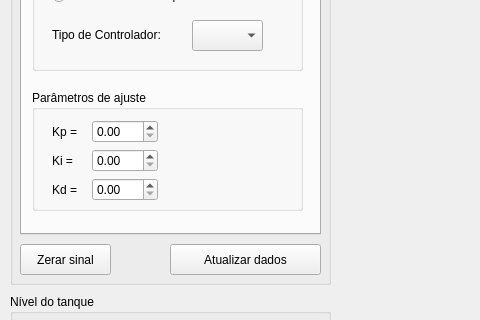
Qt form mainwindow.ui (Chechunlong/control) before a commit; both pictures show x 0 to 480 and y 186 to 506 of the 1016 by 663 pixel window.
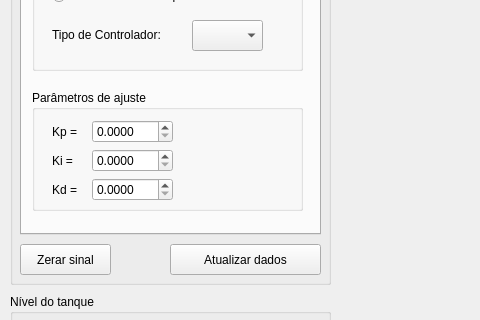
The same form after that commit. The open tabs and pages were chosen to show the change. Custom widgets are drawn as their Qt base class.

```diff
--- a/mainwindow.ui
+++ b/mainwindow.ui
@@ -501,26 +501,38 @@
          <rect>
           <x>60</x>
           <y>59</y>
-          <width>66</width>
+          <width>81</width>
           <height>23</height>
          </rect>
         </property>
         <property name="layoutDirection">
          <enum>Qt::LeftToRight</enum>
         </property>
+        <property name="decimals">
+         <number>4</number>
+        </property>
+        <property name="singleStep">
+         <double>0.050000000000000</double>
+        </property>
        </widget>
        <widget class="QDoubleSpinBox" name="sp_kp">
         <property name="geometry">
          <rect>
           <x>60</x>
           <y>30</y>
-          <width>66</width>
+          <width>81</width>
           <height>23</height>
          </rect>
         </property>
         <property name="layoutDirection">
          <enum>Qt::LeftToRight</enum>
         </property>
+        <property name="decimals">
+         <number>4</number>
+        </property>
+        <property name="singleStep">
+         <double>0.050000000000000</double>
+        </property>
        </widget>
        <widget class="QLabel" name="lb_kp">
         <property name="geometry">
@@ -575,13 +587,19 @@
          <rect>
           <x>60</x>
           <y>88</y>
-          <width>66</width>
+          <width>81</width>
           <height>23</height>
          </rect>
         </property>
         <property name="layoutDirection">
          <enum>Qt::LeftToRight</enum>
         </property>
+        <property name="decimals">
+         <number>4</number>
+        </property>
+        <property name="singleStep">
+         <double>0.050000000000000</double>
+        </property>
        </widget>
       </widget>
      </widget>
```
Left out of the diff: 4 changed lines with no effect on the pictures.
